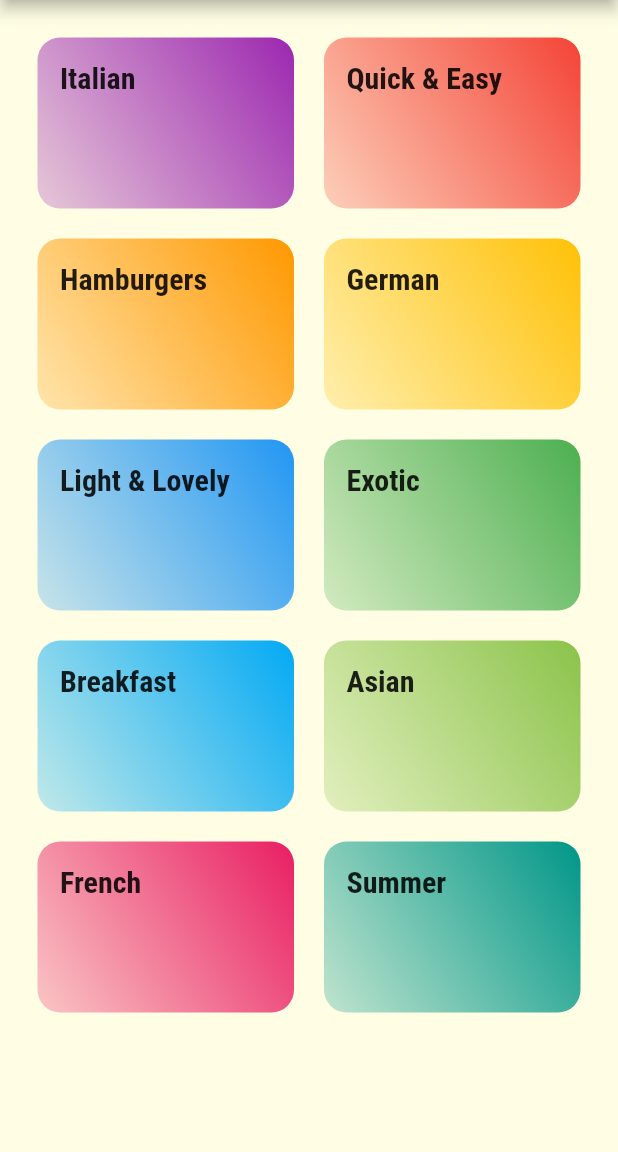
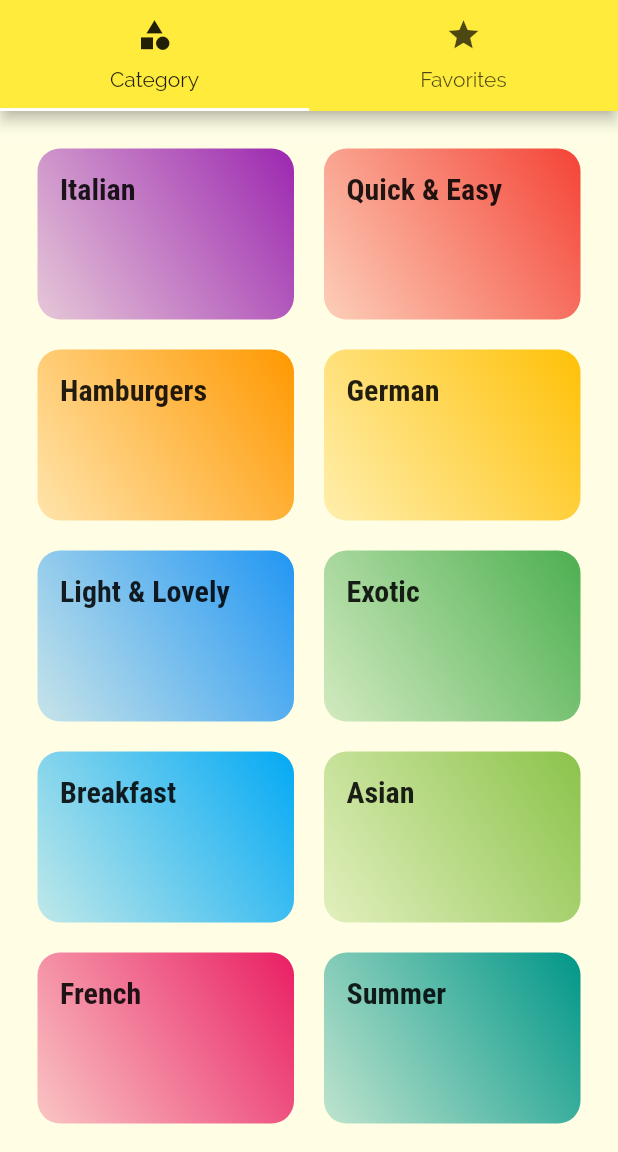
Before and after one commit to dinodzakmic/Meals-App, a Flutter app: the screen it shows after launch, on a phone screen of 412 x 824 dp, the part 84-1236 px from its top. Run offline on Flutter 3.47's test engine with Material 2 defaults, Android fonts, the phone set to English and light mode, and no system bars.

Commit message:
Added initial TabsScreen (with tabs in the AppBar)

```diff
--- a/lib/main.dart
+++ b/lib/main.dart
@@ -1,6 +1,6 @@
 import 'package:flutter/material.dart';
 
-import './screens/categories_screen.dart';
+import './screens/tabs_screen.dart';
 import './screens/category_meals_screen.dart';
 import './screens/meal_details_screen.dart';
 
@@ -23,7 +23,7 @@ class MyApp extends StatelessWidget {
                   fontSize: 20,
                   fontWeight: FontWeight.bold,
                 ))),
-        home: CategoriesScreen(),
+        home: TabsScreen(),
         routes: {
           CategoryMealsScreen.routeName: (context) => CategoryMealsScreen(),
           MealDetailsScreen.routeName: (context) => MealDetailsScreen(),
--- a/lib/screens/categories_screen.dart
+++ b/lib/screens/categories_screen.dart
@@ -6,11 +6,7 @@ import './../widgets/category_item.dart';
 class CategoriesScreen extends StatelessWidget {
   @override
   Widget build(BuildContext context) {
-    return Scaffold(
-      appBar: AppBar(
-        title: const Text('Delischz'),
-      ),
-      body: GridView(
+    return GridView(
       padding: const EdgeInsets.all(25),
       children: DUMMY_CATEGORIES
           .map((catData) => CategoryItem(
@@ -24,7 +20,6 @@ class CategoriesScreen extends StatelessWidget {
           childAspectRatio: 3 / 2,
           crossAxisSpacing: 20,
           mainAxisSpacing: 20),
-      ),
     );
   }
 }
--- /dev/null
+++ b/lib/screens/favorites_screen.dart
@@ -0,0 +1,10 @@
+import 'package:flutter/material.dart';
+
+class FavoritesScreen extends StatelessWidget {
+  @override
+  Widget build(BuildContext context) {
+    return Container(
+
+    );
+  }
+}
--- /dev/null
+++ b/lib/screens/tabs_screen.dart
@@ -0,0 +1,41 @@
+import 'package:flutter/material.dart';
+
+import './favorites_screen.dart';
+import './categories_screen.dart';
+
+class TabsScreen extends StatefulWidget {
+  @override
+  _TabsScreenState createState() => _TabsScreenState();
+}
+
+class _TabsScreenState extends State<TabsScreen> {
+  @override
+  Widget build(BuildContext context) {
+    return DefaultTabController(
+      length: 2,
+      child: Scaffold(
+        appBar: AppBar(
+          title: Text('Delischz'),
+          bottom: TabBar(
+            tabs: <Widget>[
+              Tab(
+                icon: Icon(Icons.category),
+                text: 'Category',
+              ),
+              Tab(
+                icon: Icon(Icons.star),
+                text: 'Favorites',
+              ),
+            ],
+          ),
+        ),
+        body: TabBarView(
+          children: <Widget>[
+            CategoriesScreen(),
+            FavoritesScreen(),
+          ],
+        ),
+      ),
+    );
+  }
+}
```
Lines whose indentation alone changed are shown as unchanged.
